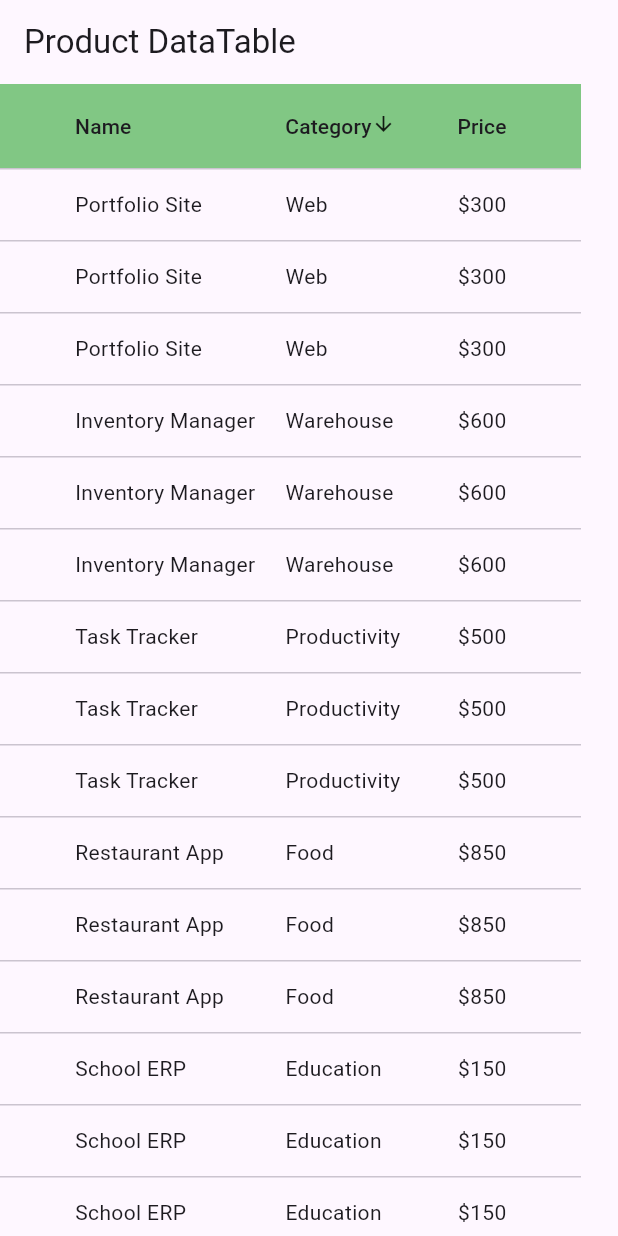
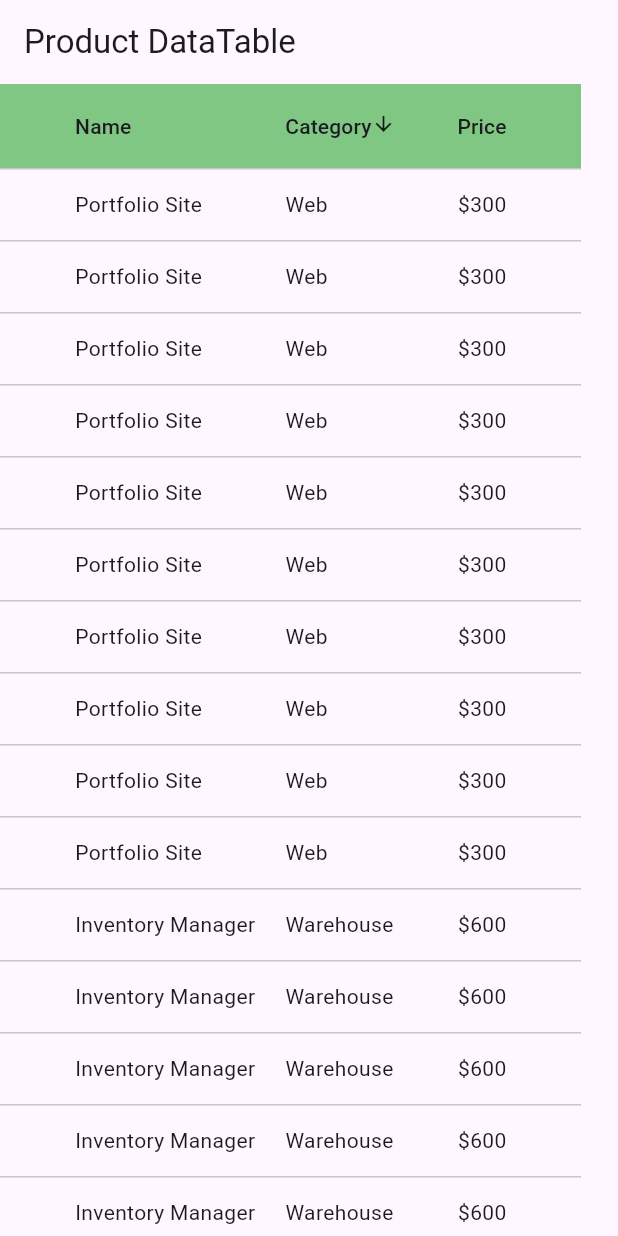
Before and after one commit to ammardev99/b_app, a Flutter app: the ProductTable screen opened by its route, after a tap on "Category", on a phone screen of 412 x 824 dp. Run offline on Flutter 3.47's test engine with Material 3 defaults, Android fonts, the phone set to English and light mode, and no system bars; our stand-ins replace animated_notch_bottom_bar, equatable, flutter_riverpod, go_router, google_fonts, smooth_page_indicator.

Commit message:
list rendering

```diff
--- a/lib/course/classlist.dart
+++ b/lib/course/classlist.dart
@@ -142,6 +142,16 @@ class _ClassListState extends State<ClassList> {
               child: Text("Product Table"),
             ),
             SizedBox(height: 20),
+            ElevatedButton(
+              onPressed: () {
+                context.go(AppRoutes.listRendering);
+              },
+              child: Text("List Rendering"),
+            ),
+
+            Divider(),
+            SizedBox(height: 20),
+
             ElevatedButton(
               onPressed: () {
                 context.go(AppRoutes.frameF);
--- a/lib/course/go_router.dart
+++ b/lib/course/go_router.dart
@@ -66,6 +66,7 @@ class AppRoutes {
   static const String  aspectRatioConstrainedBox = '/AspectRatioConstrainedBox';
   static const String  dataTableClass = '/DataTableClass';
   static const String  productCollection = '/ProductCollection';
+  static const String  listRendering = '/ListRendering';
 
 }
 // app_router.dart
@@ -135,5 +136,6 @@ final GoRouter appRouter = GoRouter(
     GoRoute(path: AppRoutes.aspectRatioConstrainedBox, builder: (context, state) =>  AspectRatioConstrainedBox()),
     GoRoute(path: AppRoutes.dataTableClass, builder: (context, state) =>  DataTableClass()),
     GoRoute(path: AppRoutes.productCollection, builder: (context, state) =>  ProductTable()),
+    // GoRoute(path: AppRoutes.listRendering, builder: (context, state) =>  ListRendering()),
   ],
 );
--- a/lib/course/icons_images.dart
+++ b/lib/course/icons_images.dart
@@ -1,4 +1,5 @@
 import 'package:b_app/course/go_router.dart';
+import 'package:b_app/widgets/formatting.dart';
 import 'package:flutter/material.dart';
 import 'package:go_router/go_router.dart';
 
@@ -26,6 +27,9 @@ class _IconsImagesState extends State<IconsImages> {
           //   'https://poul3y.com/storage/media_images/mxU0OQyYoLdSeumwELlK1CwTtp9NfBRCIcHJgxCe.jpg',
           //   width: 300,
           // ),
+          gapBox(10),
+          // Icon(Icons.lock),
+          gapBox(10),
 
       Container(
         width: 300,
--- a/lib/course/master/product_model.dart
+++ b/lib/course/master/product_model.dart
@@ -22,25 +22,95 @@ List<Product> productCollection = [
   Product(id: 7, name: 'Inventory Manager', price: 600, category: 'Warehouse'),
   Product(id: 8, name: 'Task Tracker', price: 500, category: 'Productivity'),
   Product(id: 9, name: 'Portfolio Site', price: 300, category: 'Web'),
-  Product(id: 10, name: 'Restaurant App', price: 850, category: 'Food'),
-  Product(id: 1, name: 'CRM App', price: 1000, category: 'B Software'),
-  Product(id: 2, name: 'POS System', price: 400, category: 'A Retail'),
-  Product(id: 4, name: 'Tour Booking', price: 800, category: 'C Travel'),
-  Product(id: 3, name: 'HRM Suite', price: 500, category: 'E SaaS'),
-  Product(id: 5, name: 'E-commerce App', price: 100, category: 'D Store'),
-  Product(id: 6, name: 'School ERP', price: 150, category: 'Education'),
-  Product(id: 7, name: 'Inventory Manager', price: 600, category: 'Warehouse'),
-  Product(id: 8, name: 'Task Tracker', price: 500, category: 'Productivity'),
-  Product(id: 9, name: 'Portfolio Site', price: 300, category: 'Web'),
-  Product(id: 10, name: 'Restaurant App', price: 850, category: 'Food'),
-  Product(id: 1, name: 'CRM App', price: 1000, category: 'B Software'),
-  Product(id: 2, name: 'POS System', price: 400, category: 'A Retail'),
-  Product(id: 4, name: 'Tour Booking', price: 800, category: 'C Travel'),
-  Product(id: 3, name: 'HRM Suite', price: 500, category: 'E SaaS'),
-  Product(id: 5, name: 'E-commerce App', price: 100, category: 'D Store'),
-  Product(id: 6, name: 'School ERP', price: 150, category: 'Education'),
-  Product(id: 7, name: 'Inventory Manager', price: 600, category: 'Warehouse'),
-  Product(id: 8, name: 'Task Tracker', price: 500, category: 'Productivity'),
-  Product(id: 9, name: 'Portfolio Site', price: 300, category: 'Web'),
-  Product(id: 10, name: 'Restaurant App', price: 850, category: 'Food'),
+  Product(id: 10, name: 'CRM App', price: 1000, category: 'B Software'),
+  Product(id: 11, name: 'CRM App', price: 1000, category: 'B Software'),
+  Product(id: 12, name: 'POS System', price: 400, category: 'A Retail'),
+  Product(id: 14, name: 'Tour Booking', price: 800, category: 'C Travel'),
+  Product(id: 13, name: 'HRM Suite', price: 500, category: 'E SaaS'),
+  Product(id: 15, name: 'E-commerce App', price: 100, category: 'D Store'),
+  Product(id: 16, name: 'School ERP', price: 150, category: 'Education'),
+  Product(id: 17, name: 'Inventory Manager', price: 600, category: 'Warehouse'),
+  Product(id: 18, name: 'Task Tracker', price: 500, category: 'Productivity'),
+  Product(id: 19, name: 'Portfolio Site', price: 300, category: 'Web'),
+  Product(id: 20, name: 'POS System', price: 400, category: 'A Retail'),
+  Product(id: 21, name: 'CRM App', price: 1000, category: 'B Software'),
+  Product(id: 22, name: 'POS System', price: 400, category: 'A Retail'),
+  Product(id: 24, name: 'Tour Booking', price: 800, category: 'C Travel'),
+  Product(id: 23, name: 'HRM Suite', price: 500, category: 'E SaaS'),
+  Product(id: 25, name: 'E-commerce App', price: 100, category: 'D Store'),
+  Product(id: 26, name: 'School ERP', price: 150, category: 'Education'),
+  Product(id: 27, name: 'Inventory Manager', price: 600, category: 'Warehouse'),
+  Product(id: 28, name: 'Task Tracker', price: 500, category: 'Productivity'),
+  Product(id: 29, name: 'Portfolio Site', price: 300, category: 'Web'),
+  Product(id: 30, name: 'HRM Suite', price: 500, category: 'E SaaS'),
+  Product(id: 31, name: 'CRM App', price: 1000, category: 'B Software'),
+  Product(id: 32, name: 'POS System', price: 400, category: 'A Retail'),
+  Product(id: 34, name: 'Tour Booking', price: 800, category: 'C Travel'),
+  Product(id: 33, name: 'HRM Suite', price: 500, category: 'E SaaS'),
+  Product(id: 35, name: 'E-commerce App', price: 100, category: 'D Store'),
+  Product(id: 36, name: 'School ERP', price: 150, category: 'Education'),
+  Product(id: 37, name: 'Inventory Manager', price: 600, category: 'Warehouse'),
+  Product(id: 38, name: 'Task Tracker', price: 500, category: 'Productivity'),
+  Product(id: 39, name: 'Portfolio Site', price: 300, category: 'Web'),
+  Product(id: 40, name: 'Tour Booking', price: 800, category: 'C Travel'),
+  Product(id: 41, name: 'CRM App', price: 1000, category: 'B Software'),
+  Product(id: 42, name: 'POS System', price: 400, category: 'A Retail'),
+  Product(id: 44, name: 'Tour Booking', price: 800, category: 'C Travel'),
+  Product(id: 43, name: 'HRM Suite', price: 500, category: 'E SaaS'),
+  Product(id: 45, name: 'E-commerce App', price: 100, category: 'D Store'),
+  Product(id: 46, name: 'School ERP', price: 150, category: 'Education'),
+  Product(id: 47, name: 'Inventory Manager', price: 600, category: 'Warehouse'),
+  Product(id: 48, name: 'Task Tracker', price: 500, category: 'Productivity'),
+  Product(id: 49, name: 'Portfolio Site', price: 300, category: 'Web'),
+  Product(id: 50, name: 'E-commerce App', price: 100, category: 'D Store'),
+  Product(id: 101, name: 'CRM App', price: 1000, category: 'B Software'),
+  Product(id: 102, name: 'POS System', price: 400, category: 'A Retail'),
+  Product(id: 104, name: 'Tour Booking', price: 800, category: 'C Travel'),
+  Product(id: 103, name: 'HRM Suite', price: 500, category: 'E SaaS'),
+  Product(id: 105, name: 'E-commerce App', price: 100, category: 'D Store'),
+  Product(id: 106, name: 'School ERP', price: 150, category: 'Education'),
+  Product(id: 107, name: 'Inventory Manager', price: 600, category: 'Warehouse'),
+  Product(id: 108, name: 'Task Tracker', price: 500, category: 'Productivity'),
+  Product(id: 109, name: 'Portfolio Site', price: 300, category: 'Web'),
+  Product(id: 110, name: 'CRM App', price: 1000, category: 'B Software'),
+  Product(id: 111, name: 'CRM App', price: 1000, category: 'B Software'),
+  Product(id: 112, name: 'POS System', price: 400, category: 'A Retail'),
+  Product(id: 114, name: 'Tour Booking', price: 800, category: 'C Travel'),
+  Product(id: 113, name: 'HRM Suite', price: 500, category: 'E SaaS'),
+  Product(id: 115, name: 'E-commerce App', price: 100, category: 'D Store'),
+  Product(id: 116, name: 'School ERP', price: 150, category: 'Education'),
+  Product(id: 117, name: 'Inventory Manager', price: 600, category: 'Warehouse'),
+  Product(id: 118, name: 'Task Tracker', price: 500, category: 'Productivity'),
+  Product(id: 119, name: 'Portfolio Site', price: 300, category: 'Web'),
+  Product(id: 120, name: 'POS System', price: 400, category: 'A Retail'),
+  Product(id: 121, name: 'CRM App', price: 1000, category: 'B Software'),
+  Product(id: 122, name: 'POS System', price: 400, category: 'A Retail'),
+  Product(id: 124, name: 'Tour Booking', price: 800, category: 'C Travel'),
+  Product(id: 123, name: 'HRM Suite', price: 500, category: 'E SaaS'),
+  Product(id: 125, name: 'E-commerce App', price: 100, category: 'D Store'),
+  Product(id: 126, name: 'School ERP', price: 150, category: 'Education'),
+  Product(id: 127, name: 'Inventory Manager', price: 600, category: 'Warehouse'),
+  Product(id: 128, name: 'Task Tracker', price: 500, category: 'Productivity'),
+  Product(id: 129, name: 'Portfolio Site', price: 300, category: 'Web'),
+  Product(id: 130, name: 'HRM Suite', price: 500, category: 'E SaaS'),
+  Product(id: 131, name: 'CRM App', price: 1000, category: 'B Software'),
+  Product(id: 132, name: 'POS System', price: 400, category: 'A Retail'),
+  Product(id: 134, name: 'Tour Booking', price: 800, category: 'C Travel'),
+  Product(id: 133, name: 'HRM Suite', price: 500, category: 'E SaaS'),
+  Product(id: 135, name: 'E-commerce App', price: 100, category: 'D Store'),
+  Product(id: 136, name: 'School ERP', price: 150, category: 'Education'),
+  Product(id: 137, name: 'Inventory Manager', price: 600, category: 'Warehouse'),
+  Product(id: 138, name: 'Task Tracker', price: 500, category: 'Productivity'),
+  Product(id: 139, name: 'Portfolio Site', price: 300, category: 'Web'),
+  Product(id: 140, name: 'Tour Booking', price: 800, category: 'C Travel'),
+  Product(id: 141, name: 'CRM App', price: 1000, category: 'B Software'),
+  Product(id: 142, name: 'POS System', price: 400, category: 'A Retail'),
+  Product(id: 144, name: 'Tour Booking', price: 800, category: 'C Travel'),
+  Product(id: 143, name: 'HRM Suite', price: 500, category: 'E SaaS'),
+  Product(id: 145, name: 'E-commerce App', price: 100, category: 'D Store'),
+  Product(id: 146, name: 'School ERP', price: 150, category: 'Education'),
+  Product(id: 147, name: 'Inventory Manager', price: 600, category: 'Warehouse'),
+  Product(id: 148, name: 'Task Tracker', price: 500, category: 'Productivity'),
+  Product(id: 149, name: 'Portfolio Site', price: 300, category: 'Web'),
+  Product(id: 150, name: 'E-commerce App', price: 100, category: 'D Store'),
 ];
--- a/pubspec.yaml
+++ b/pubspec.yaml
@@ -43,11 +43,6 @@ dependencies:
   smooth_page_indicator: ^1.2.1
 
 dev_dependencies:
-  # The "flutter_lints" package below contains a set of recommended lints to
-  # encourage good coding practices. The lint set provided by the package is
-  # activated in the `analysis_options.yaml` file located at the root of your
-  # package. See that file for information about deactivating specific lint
-  # rules and activating additional ones.
   flutter_lints: ^5.0.0
   flutter_test:
     sdk: flutter
```
Also changed, not shown: lib/course/master/list_rendering.dart (added, +193 -0 lines).
